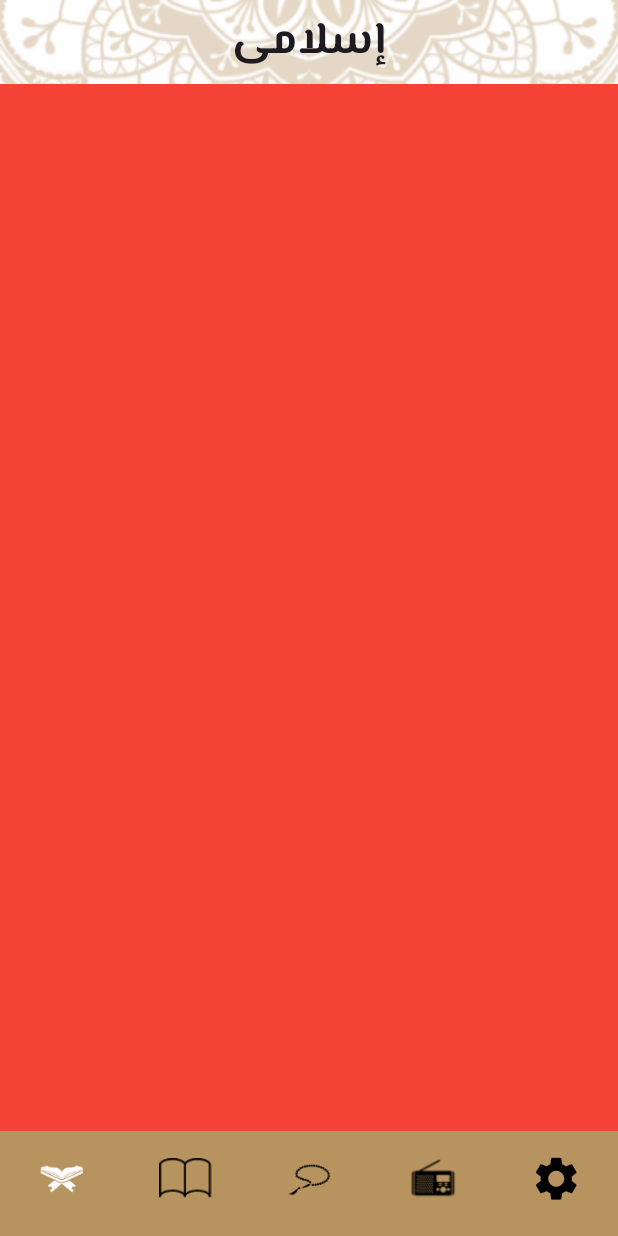
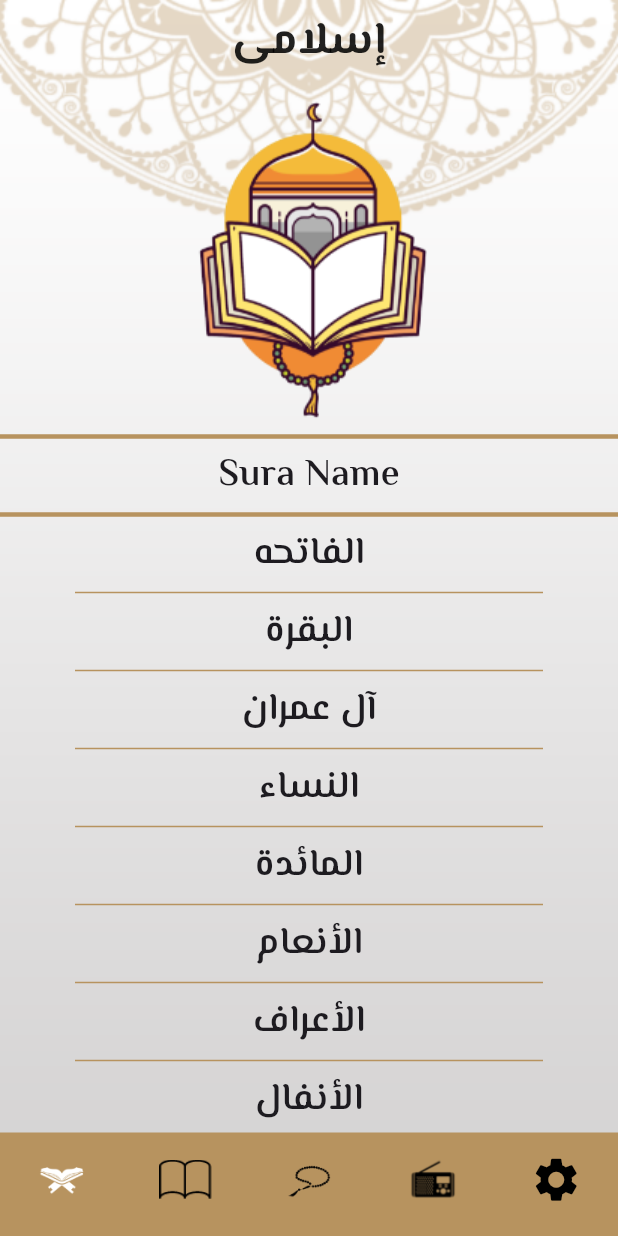
Before and after one commit to MohamedELBatal/Quraan-Sebha, a Flutter app: the screen it shows after launch, on a phone screen of 412 x 824 dp. Run offline on Flutter 3.47's test engine with Material 3 defaults, Android fonts, the phone set to English and light mode, and no system bars; our stand-ins replace google_fonts.

Commit message:
sura_details_and_theme_details_finish

```diff
--- a/lib/home/home.dart
+++ b/lib/home/home.dart
@@ -28,26 +28,19 @@ class _HomePageState extends State<HomePage> {
           width: double.infinity,
         ),
         Scaffold(
-          backgroundColor: Colors.transparent,
           appBar: AppBar(
-            backgroundColor: Colors.transparent,
-            title: Text(
+            title: const Text(
               "إسلامى",
-              style: GoogleFonts.elMessiri(
-                  fontSize: 30, fontWeight: FontWeight.bold),
-            ),
-            centerTitle: true,
+          ),
           ),
           bottomNavigationBar: BottomNavigationBar(
               showUnselectedLabels: false,
               showSelectedLabels: false,
-              unselectedItemColor: Colors.black,
               iconSize: 35,
               elevation: 0,
-              backgroundColor: Color(0xFFB7935F),
+              backgroundColor: const Color(0xFFB7935F),
               type: BottomNavigationBarType.fixed,
               currentIndex: index,
-              selectedItemColor: Colors.white,
               onTap: (value) {
                 index = value;
                 setState(() {});
@@ -83,9 +76,9 @@ class _HomePageState extends State<HomePage> {
 
   List<Widget> tabs = [
     QuranTab(),
-    AhadethTab(),
-    SebhaTab(),
-    RadioTab(),
-    SettingsTab(),
+    const AhadethTab(),
+    const SebhaTab(),
+    const RadioTab(),
+    const SettingsTab(),
   ];
 }
--- a/lib/home/tabs/quran_tab.dart
+++ b/lib/home/tabs/quran_tab.dart
@@ -1,12 +1,176 @@
 import 'package:flutter/material.dart';
+import 'package:google_fonts/google_fonts.dart';
+import 'package:islami_application/sura_details.dart';
+import 'package:islami_application/sura_model.dart';
 
 class QuranTab extends StatelessWidget {
-  const QuranTab({super.key});
+  QuranTab({super.key});
+
+  List<String> suraNames = [
+    "الفاتحه",
+    "البقرة",
+    "آل عمران",
+    "النساء",
+    "المائدة",
+    "الأنعام",
+    "الأعراف",
+    "الأنفال",
+    "التوبة",
+    "يونس",
+    "هود",
+    "يوسف",
+    "الرعد",
+    "إبراهيم",
+    "الحجر",
+    "النحل",
+    "الإسراء",
+    "الكهف",
+    "مريم",
+    "طه",
+    "الأنبياء",
+    "الحج",
+    "المؤمنون",
+    "النّور",
+    "الفرقان",
+    "الشعراء",
+    "النّمل",
+    "القصص",
+    "العنكبوت",
+    "الرّوم",
+    "لقمان",
+    "السجدة",
+    "الأحزاب",
+    "سبأ",
+    "فاطر",
+    "يس",
+    "الصافات",
+    "ص",
+    "الزمر",
+    "غافر",
+    "فصّلت",
+    "الشورى",
+    "الزخرف",
+    "الدّخان",
+    "الجاثية",
+    "الأحقاف",
+    "محمد",
+    "الفتح",
+    "الحجرات",
+    "ق",
+    "الذاريات",
+    "الطور",
+    "النجم",
+    "القمر",
+    "الرحمن",
+    "الواقعة",
+    "الحديد",
+    "المجادلة",
+    "الحشر",
+    "الممتحنة",
+    "الصف",
+    "الجمعة",
+    "المنافقون",
+    "التغابن",
+    "الطلاق",
+    "التحريم",
+    "الملك",
+    "القلم",
+    "الحاقة",
+    "المعارج",
+    "نوح",
+    "الجن",
+    "المزّمّل",
+    "المدّثر",
+    "القيامة",
+    "الإنسان",
+    "المرسلات",
+    "النبأ",
+    "النازعات",
+    "عبس",
+    "التكوير",
+    "الإنفطار",
+    "المطفّفين",
+    "الإنشقاق",
+    "البروج",
+    "الطارق",
+    "الأعلى",
+    "الغاشية",
+    "الفجر",
+    "البلد",
+    "الشمس",
+    "الليل",
+    "الضحى",
+    "الشرح",
+    "التين",
+    "العلق",
+    "القدر",
+    "البينة",
+    "الزلزلة",
+    "العاديات",
+    "القارعة",
+    "التكاثر",
+    "العصر",
+    "الهمزة",
+    "الفيل",
+    "قريش",
+    "الماعون",
+    "الكوثر",
+    "الكافرون",
+    "النصر",
+    "المسد",
+    "الإخلاص",
+    "الفلق",
+    "الناس"
+  ];
 
   @override
   Widget build(BuildContext context) {
-    return Container(
-      color: Colors.red,
+    return Column(
+      children: [
+        Container(
+          alignment: Alignment.center,
+          child: Image.asset("assets/images/bg_quran.png"),
+        ),
+        const Divider(
+          thickness: 3,
+          color: Color(0xFFB7935F),
+        ),
+        Text(
+          "Sura Name",
+          style:
+          Theme.of(context).textTheme.bodyMedium,
+        ),
+        const Divider(
+          thickness: 3,
+          color: Color(0xFFB7935F),
+        ),
+        Expanded(
+          child: ListView.separated(
+            separatorBuilder: (context, index) => const Divider(
+              endIndent: 50,
+              indent: 50,
+              thickness: 1,
+              color: Color(0xFFB7935F),
+            ),
+            itemBuilder: (context, index) {
+              return InkWell(
+                onTap: () {
+                  Navigator.pushNamed(context,
+                      SuraDetailsScreen.routeName,
+                  arguments:SuraModel(name: suraNames[index], index: index)
+                  );
+                },
+                child: Text(
+                  suraNames[index],
+                  textAlign: TextAlign.center,
+                  style:Theme.of(context).textTheme.bodyMedium,
+                ),
+              );
+            },
+            itemCount: suraNames.length,
+          ),
+        ),
+      ],
     );
   }
 }
--- a/lib/home/tabs/radio_tab.dart
+++ b/lib/home/tabs/radio_tab.dart
@@ -1,12 +1,63 @@
 import 'package:flutter/material.dart';
+import 'package:google_fonts/google_fonts.dart';
 
 class RadioTab extends StatelessWidget {
+
   const RadioTab({super.key});
 
   @override
   Widget build(BuildContext context) {
     return Container(
-      color: Colors.grey,
+      margin: const EdgeInsets.only(top: 100),
+      child: Column(
+        children: [
+          Container(
+            margin: const EdgeInsets.only(top: 45),
+            child: Image.asset(
+              "assets/images/radio_pic.png",
+              height: 222,
+              width: 412,
+              alignment: Alignment.topCenter,
+            ),
+          ),
+          const SizedBox(
+            height: 35,
+          ),
+          Text(
+            "إذاعة القرآن الكريم ",
+            style: GoogleFonts.elMessiri(
+              fontSize: 25,
+              color: const Color(0XFF242424),
+              fontWeight: FontWeight.w600,
+            ),
+          ),
+
+          Container(
+            margin: const EdgeInsets.only(left: 25, top: 60),
+            height: 41,
+            child: const Row(
+              mainAxisAlignment: MainAxisAlignment.spaceEvenly,
+              children: [
+                Icon(
+                  Icons.skip_previous,
+                  color: Color(0xFFB7935F),
+                  size: 50,
+                ),
+                Icon(
+                  Icons.play_arrow_sharp,
+                  color: Color(0xFFB7935F),
+                  size: 50,
+                ),
+                Icon(
+                  Icons.skip_next,
+                  color: Color(0xFFB7935F),
+                  size: 50,
+                ),
+              ],
+            ),
+          ),
+        ],
+      ),
     );
   }
 }
--- a/lib/main.dart
+++ b/lib/main.dart
@@ -1,21 +1,27 @@
 import 'package:flutter/material.dart';
+import 'package:google_fonts/google_fonts.dart';
 import 'package:islami_application/home/home.dart';
+import 'package:islami_application/my_theme.dart';
+import 'package:islami_application/sura_details.dart';
 
 void main() {
   runApp(const IslamiApp());
 }
+
 class IslamiApp extends StatelessWidget {
-
   const IslamiApp({super.key});
 
   @override
   Widget build(BuildContext context) {
     return MaterialApp(
       debugShowCheckedModeBanner: false,
-      initialRoute: HomePage.routeName ,
-      routes:  {
-        HomePage.routeName :(context) =>  HomePage(),
-      } ,
+      initialRoute: HomePage.routeName,
+      theme: MyThemeData.lighttheme,
+      darkTheme: MyThemeData.darkTheme,
+      routes: {
+        HomePage.routeName: (context) => HomePage(),
+        SuraDetailsScreen.routeName: (context) => SuraDetailsScreen(),
+      },
     );
   }
 }
--- /dev/null
+++ b/lib/my_theme.dart
@@ -0,0 +1,29 @@
+import 'package:flutter/material.dart';
+import 'package:google_fonts/google_fonts.dart';
+
+class MyThemeData {
+  static ThemeData lighttheme = ThemeData(
+    scaffoldBackgroundColor: Colors.transparent,
+    textTheme: TextTheme(
+      bodyLarge: GoogleFonts.elMessiri(fontSize: 30,fontWeight: FontWeight.bold),
+      bodyMedium: GoogleFonts.elMessiri(fontSize: 25,fontWeight: FontWeight.w600),
+      bodySmall: GoogleFonts.elMessiri(fontSize: 20,fontWeight: FontWeight.w500),
+    ),
+    brightness: Brightness.light,
+    bottomNavigationBarTheme: const BottomNavigationBarThemeData(
+      selectedItemColor: Colors.white,
+      unselectedItemColor: Colors.black,
+    ),
+    appBarTheme: AppBarTheme(
+      backgroundColor: Colors.transparent,
+      centerTitle: true,
+      iconTheme: const IconThemeData(
+        color: Colors.black,
+        size: 30,
+      ),
+      titleTextStyle: GoogleFonts.elMessiri(
+          fontSize: 30, fontWeight: FontWeight.bold, color: Colors.black87),
+    ),
+  );
+  static ThemeData darkTheme = ThemeData();
+}
--- /dev/null
+++ b/lib/sura_details.dart
@@ -0,0 +1,71 @@
+import 'package:flutter/material.dart';
+import 'package:flutter/services.dart';
+import 'package:google_fonts/google_fonts.dart';
+import 'package:islami_application/sura_model.dart';
+
+class SuraDetailsScreen extends StatefulWidget {
+  static const String routeName = "SuraDetailsScreen";
+
+  SuraDetailsScreen({super.key});
+
+  @override
+  State<SuraDetailsScreen> createState() => _SuraDetailsScreenState();
+}
+
+class _SuraDetailsScreenState extends State<SuraDetailsScreen> {
+  List<String> verses = [];
+
+  @override
+  Widget build(BuildContext context) {
+    var model = ModalRoute.of(context)!.settings.arguments as SuraModel;
+    if (verses.isEmpty) {
+      loadFile(model.index);
+    }
+
+    return Container(
+      decoration: const BoxDecoration(
+        image: DecorationImage(
+          image: AssetImage(
+            "assets/images/bg.png",
+          ),
+          fit: BoxFit.fill,
+        ),
+      ),
+      child: Scaffold(
+        appBar: AppBar(
+          title: Text(
+            model.name,
+          ),
+        ),
+        body: Card(
+          margin: const EdgeInsets.all(12),
+          elevation: 12,
+          shape: OutlineInputBorder(
+            borderRadius: BorderRadius.circular(24),
+            borderSide: const BorderSide(color: Colors.transparent),
+          ),
+          child: ListView.separated(
+            separatorBuilder: (context, index) => const SizedBox(
+              height: 12,
+            ),
+            itemBuilder: (context, index) {
+              return Text(
+                verses[index],
+                textAlign: TextAlign.center,
+                style: Theme.of(context).textTheme.bodySmall,
+              );
+            },
+            itemCount: verses.length,
+          ),
+        ),
+      ),
+    );
+  }
+
+  Future<void> loadFile(int index) async {
+    String sura = await rootBundle.loadString("assets/files/${index + 1}.txt");
+    List<String> lines = sura.split("\n");
+    verses = lines;
+    setState(() {});
+  }
+}
--- /dev/null
+++ b/lib/sura_model.dart
@@ -0,0 +1,6 @@
+class SuraModel{
+  String name;
+  int index ;
+
+  SuraModel({required this.name, required this.index});
+}
```
Also changed, not shown: assets/images/bg_quran.png (renamed from assets/images/qur2an_screen_logo.png), assets/images/radio_pic.png (added).
